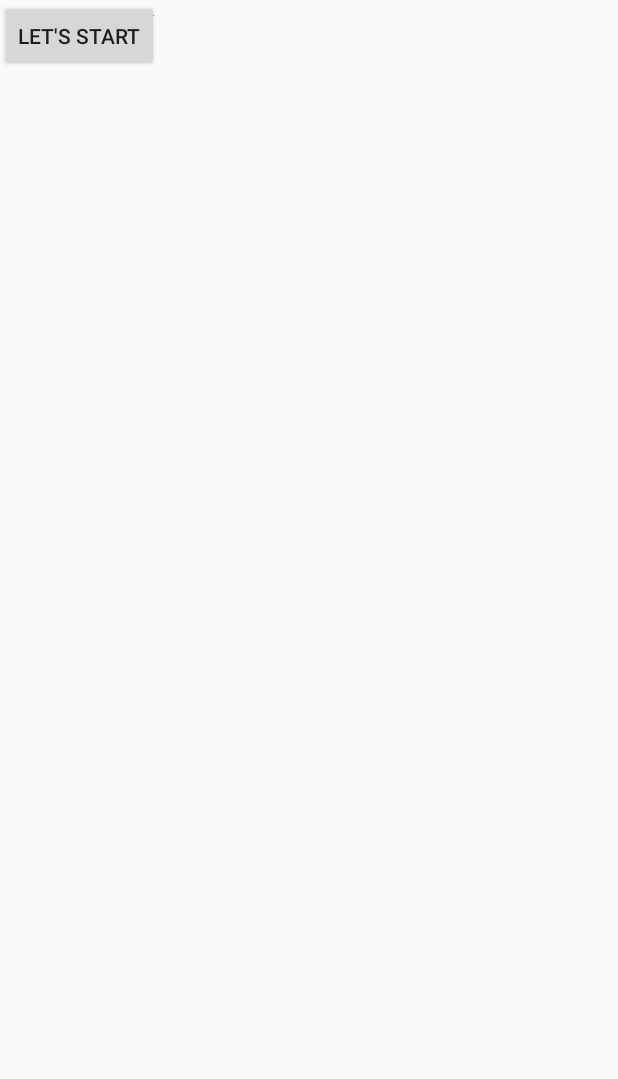
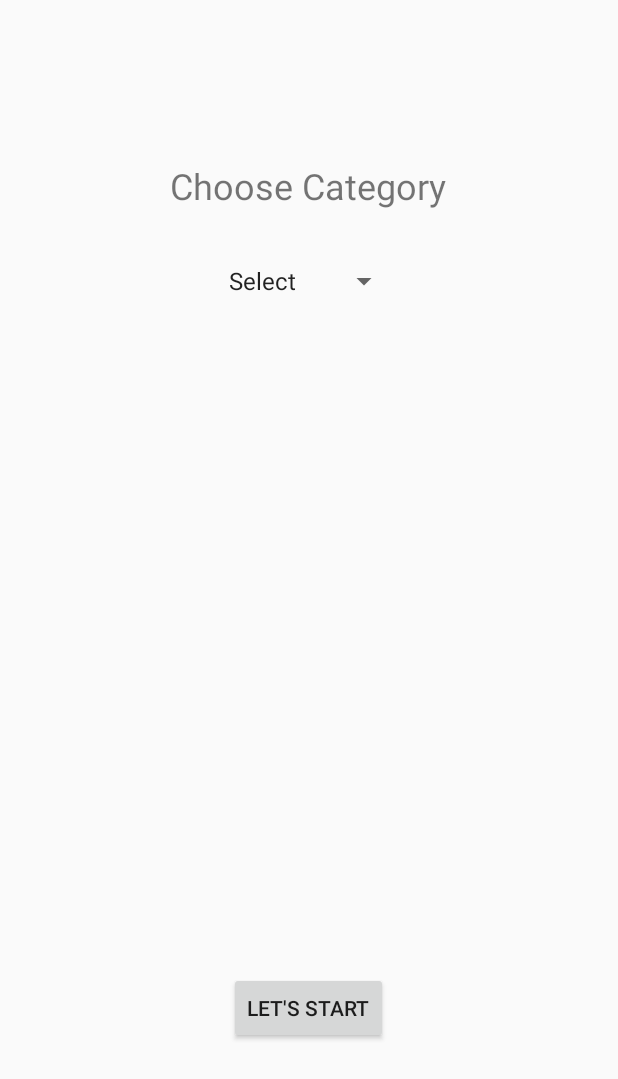
Before and after one commit to Eric1015/VocabularyTest, an Android app: the Setting_Activity screen opened directly, with no data from a screen before it, on a phone screen of 412 x 824 dp. Shown: the top 1079 px of the screen. Run offline under Robolectric (Android 15) with nearby library versions, the phone set to English and light mode, and no system bars.

Commit message:
changed setting_activity message

```diff
--- a/app/src/main/AndroidManifest.xml
+++ b/app/src/main/AndroidManifest.xml
@@ -17,7 +17,7 @@
             </intent-filter>
         </activity>
         <activity android:name=".Main_Activity" />
-        <activity android:name=".EndActivity" />
+        <activity android:name=".End_Activity" />
         <activity android:name=".Setting_Activity"></activity>
     </application>
 
--- a/app/src/main/res/layout/activity_setting_.xml
+++ b/app/src/main/res/layout/activity_setting_.xml
@@ -9,19 +9,32 @@
     <TextView
         android:id="@+id/setting_message"
         android:layout_width="wrap_content"
-        android:layout_height="wrap_content" />
+        android:layout_height="wrap_content"
+        android:layout_marginTop="107dp"
+        android:text="@string/setting_message"
+        android:textSize="24sp"
+        android:visibility="visible"
+        android:layout_alignParentTop="true"
+        android:layout_centerHorizontal="true" />
+
     <Spinner
         android:id="@+id/category_spinner"
         android:layout_width="wrap_content"
         android:layout_height="wrap_content"
-        android:entries="@array/category_list">
-    </Spinner>
+        android:layout_marginTop="35dp"
+        android:entries="@array/category_list"
+        android:visibility="visible"
+        android:layout_below="@+id/setting_message"
+        android:layout_centerHorizontal="true"></Spinner>
 
     <Button
         android:id="@+id/start_button_setting"
         android:layout_width="wrap_content"
         android:layout_height="wrap_content"
         android:text="@string/start_button_setting"
-        android:onClick="onStartButtonClickSetting">
+        android:onClick="onStartButtonClickSetting"
+        android:layout_alignParentBottom="true"
+        android:layout_centerHorizontal="true"
+        android:layout_marginBottom="128dp">
     </Button>
 </RelativeLayout>
--- a/app/src/main/res/values/strings.xml
+++ b/app/src/main/res/values/strings.xml
@@ -9,7 +9,11 @@
     <string name="reset_button">Reset</string>
     <string name="start_button_setting">Let\'s Start</string>
     <string name="setting_message">Choose Category</string>
+    <string name="end_message">Congratulations!!</string>
+    <string name="start_again_button">Start Again</string>
+    <string name="done_button">Done</string>
     <string-array name="category_list">
+        <item name="select">Select</item>
         <item name="animals">Animals</item>
     </string-array>
 
```
Also changed, not shown: app/src/main/res/layout/activity_end.xml (+18 -7 lines), app/src/main/res/layout/activity_start.xml (deleted, +0 -33 lines), app/src/main/res/layout/activity_title.xml (added, +30 -0 lines), app/src/main/res/layout/activity_main.xml (renamed from app/src/main/res/layout/activity_vocabulary_test.xml).
